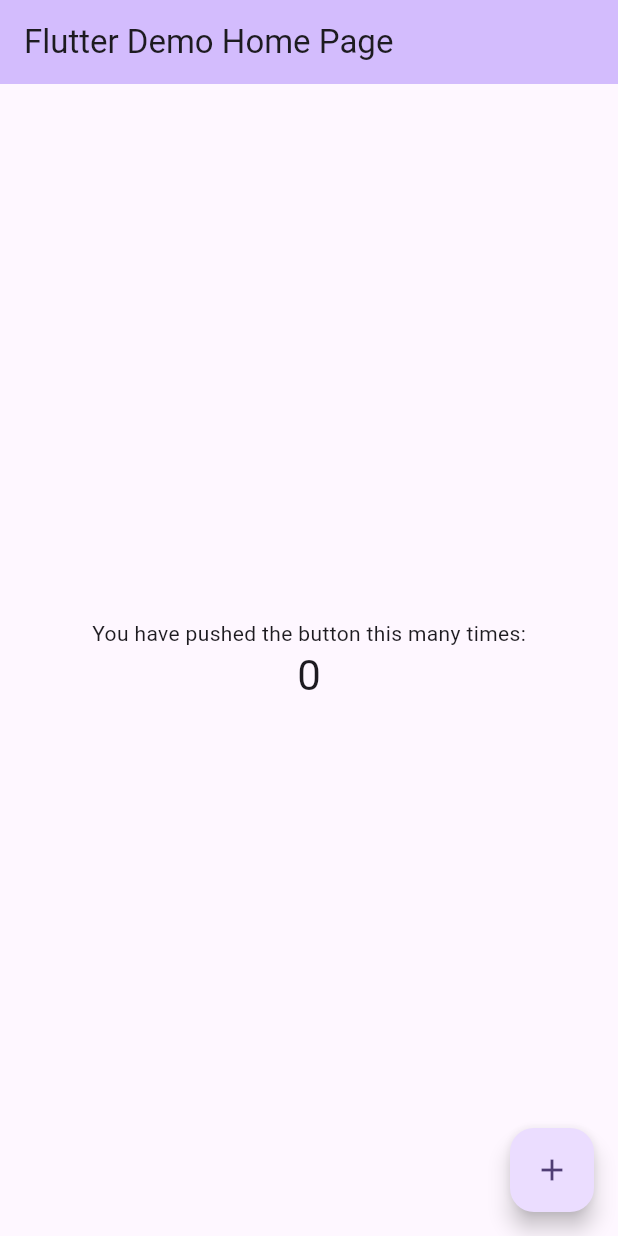
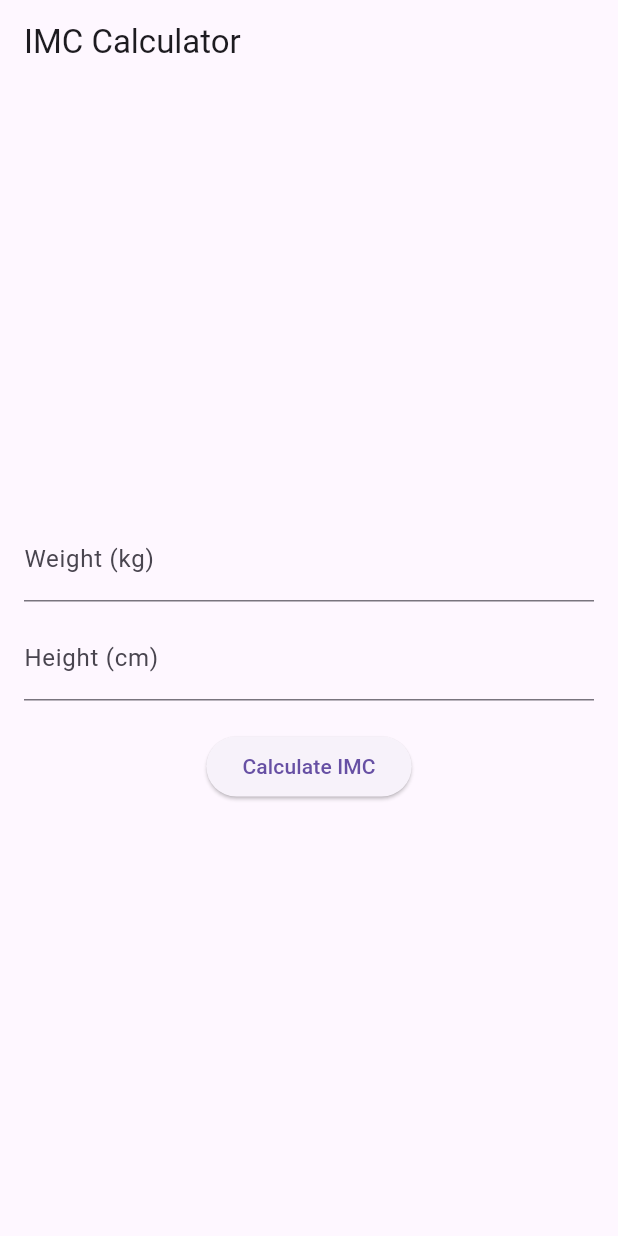
Before and after one commit to herverson/imc_dio, a Flutter app: the screen it shows after launch, on a phone screen of 412 x 824 dp. Run offline on Flutter 3.47's test engine with Material 3 defaults, Android fonts, the phone set to English and light mode, and no system bars; our stand-ins replace sqflite, sqflite_common_ffi; accounts and stored records are empty.

Commit message:
create imc

```diff
--- a/lib/main.dart
+++ b/lib/main.dart
@@ -1,125 +1,139 @@
 import 'package:flutter/material.dart';
+import 'package:sqflite/sqflite.dart';
+import 'package:path/path.dart';
+import 'package:sqflite_common_ffi/sqflite_ffi.dart';
 
-void main() {
-  runApp(const MyApp());
+void main() async {
+  // Adicione essa linha para inicializar a databaseFactory
+  // databaseFactory = databaseFactoryFfi;
+  sqfliteFfiInit();
+  runApp(MyApp());
 }
 
 class MyApp extends StatelessWidget {
-  const MyApp({super.key});
-
-  // This widget is the root of your application.
   @override
   Widget build(BuildContext context) {
     return MaterialApp(
-      title: 'Flutter Demo',
+      title: 'IMC Calculator',
       theme: ThemeData(
-        // This is the theme of your application.
-        //
-        // TRY THIS: Try running your application with "flutter run". You'll see
-        // the application has a purple toolbar. Then, without quitting the app,
-        // try changing the seedColor in the colorScheme below to Colors.green
-        // and then invoke "hot reload" (save your changes or press the "hot
-        // reload" button in a Flutter-supported IDE, or press "r" if you used
-        // the command line to start the app).
-        //
-        // Notice that the counter didn't reset back to zero; the application
-        // state is not lost during the reload. To reset the state, use hot
-        // restart instead.
-        //
-        // This works for code too, not just values: Most code changes can be
-        // tested with just a hot reload.
-        colorScheme: ColorScheme.fromSeed(seedColor: Colors.deepPurple),
-        useMaterial3: true,
+        primarySwatch: Colors.blue,
       ),
-      home: const MyHomePage(title: 'Flutter Demo Home Page'),
+      home: HomePage(),
     );
   }
 }
 
-class MyHomePage extends StatefulWidget {
-  const MyHomePage({super.key, required this.title});
-
-  // This widget is the home page of your application. It is stateful, meaning
-  // that it has a State object (defined below) that contains fields that affect
-  // how it looks.
-
-  // This class is the configuration for the state. It holds the values (in this
-  // case the title) provided by the parent (in this case the App widget) and
-  // used by the build method of the State. Fields in a Widget subclass are
-  // always marked "final".
-
-  final String title;
-
+class HomePage extends StatefulWidget {
   @override
-  State<MyHomePage> createState() => _MyHomePageState();
+  _HomePageState createState() => _HomePageState();
 }
 
-class _MyHomePageState extends State<MyHomePage> {
-  int _counter = 0;
-
-  void _incrementCounter() {
-    setState(() {
-      // This call to setState tells the Flutter framework that something has
-      // changed in this State, which causes it to rerun the build method below
-      // so that the display can reflect the updated values. If we changed
-      // _counter without calling setState(), then the build method would not be
-      // called again, and so nothing would appear to happen.
-      _counter++;
-    });
-  }
+class _HomePageState extends State<HomePage> {
+  TextEditingController weightController = TextEditingController();
+  TextEditingController heightController = TextEditingController();
 
   @override
   Widget build(BuildContext context) {
-    // This method is rerun every time setState is called, for instance as done
-    // by the _incrementCounter method above.
-    //
-    // The Flutter framework has been optimized to make rerunning build methods
-    // fast, so that you can just rebuild anything that needs updating rather
-    // than having to individually change instances of widgets.
     return Scaffold(
       appBar: AppBar(
-        // TRY THIS: Try changing the color here to a specific color (to
-        // Colors.amber, perhaps?) and trigger a hot reload to see the AppBar
-        // change color while the other colors stay the same.
-        backgroundColor: Theme.of(context).colorScheme.inversePrimary,
-        // Here we take the value from the MyHomePage object that was created by
-        // the App.build method, and use it to set our appbar title.
-        title: Text(widget.title),
+        title: Text('IMC Calculator'),
       ),
-      body: Center(
-        // Center is a layout widget. It takes a single child and positions it
-        // in the middle of the parent.
+      body: Padding(
+        padding: const EdgeInsets.all(16.0),
         child: Column(
-          // Column is also a layout widget. It takes a list of children and
-          // arranges them vertically. By default, it sizes itself to fit its
-          // children horizontally, and tries to be as tall as its parent.
-          //
-          // Column has various properties to control how it sizes itself and
-          // how it positions its children. Here we use mainAxisAlignment to
-          // center the children vertically; the main axis here is the vertical
-          // axis because Columns are vertical (the cross axis would be
-          // horizontal).
-          //
-          // TRY THIS: Invoke "debug painting" (choose the "Toggle Debug Paint"
-          // action in the IDE, or press "p" in the console), to see the
-          // wireframe for each widget.
           mainAxisAlignment: MainAxisAlignment.center,
-          children: <Widget>[
-            const Text(
-              'You have pushed the button this many times:',
+          children: [
+            TextField(
+              controller: weightController,
+              keyboardType: TextInputType.number,
+              decoration: InputDecoration(labelText: 'Weight (kg)'),
             ),
-            Text(
-              '$_counter',
-              style: Theme.of(context).textTheme.headlineMedium,
+            SizedBox(height: 10),
+            TextField(
+              controller: heightController,
+              keyboardType: TextInputType.number,
+              decoration: InputDecoration(labelText: 'Height (cm)'),
+            ),
+            SizedBox(height: 20),
+            ElevatedButton(
+              onPressed: () {
+                calculateIMC(context); // Adicionando o contexto como parâmetro
+              },
+              child: Text('Calculate IMC'),
             ),
           ],
         ),
       ),
-      floatingActionButton: FloatingActionButton(
-        onPressed: _incrementCounter,
-        tooltip: 'Increment',
-        child: const Icon(Icons.add),
-      ), // This trailing comma makes auto-formatting nicer for build methods.
+    );
+  }
+
+  void calculateIMC(BuildContext context) {
+    double weight = double.parse(weightController.text);
+    double height =
+        double.parse(heightController.text) / 100; // Convert to meters
+    double imc = weight / (height * height);
+
+    saveToDatabase(context, imc); // Adicionando o contexto como parâmetro
+  }
+
+  // ...
+
+  // Ajuste na função saveToDatabase para aceitar o contexto
+  void saveToDatabase(BuildContext context, double imc) async {
+    Database database = await openDatabase(
+      join(await getDatabasesPath(), 'imc_database.db'),
+      onCreate: (db, version) {
+        return db.execute(
+          'CREATE TABLE imc_data(id INTEGER PRIMARY KEY, imc REAL)',
+        );
+      },
+      version: 1,
+    );
+
+    await database.insert('imc_data', {'imc': imc});
+
+    Navigator.push(
+      context,
+      MaterialPageRoute(builder: (context) => HistoryPage()),
     );
   }
 }
+
+class HistoryPage extends StatelessWidget {
+  @override
+  Widget build(BuildContext context) {
+    return Scaffold(
+      appBar: AppBar(
+        title: Text('IMC History'),
+      ),
+      body: FutureBuilder<List<Map<String, dynamic>>>(
+        future: getHistory(),
+        builder: (context, snapshot) {
+          if (!snapshot.hasData || snapshot.data!.isEmpty) {
+            return Center(
+              child: Text('No IMC data available'),
+            );
+          }
+
+          return ListView.builder(
+            itemCount: snapshot.data!.length,
+            itemBuilder: (context, index) {
+              return ListTile(
+                title: Text('IMC: ${snapshot.data![index]['imc']}'),
+              );
+            },
+          );
+        },
+      ),
+    );
+  }
+
+  Future<List<Map<String, dynamic>>> getHistory() async {
+    Database database = await openDatabase(
+      join(await getDatabasesPath(), 'imc_database.db'),
+      version: 1,
+    );
+
+    return await database.query('imc_data');
+  }
+}
--- a/pubspec.yaml
+++ b/pubspec.yaml
@@ -30,11 +30,12 @@ environment:
 dependencies:
   flutter:
     sdk: flutter
-
-
+  sqflite: ^2.3.0
+  path: ^1.8.3
   # The following adds the Cupertino Icons font to your application.
   # Use with the CupertinoIcons class for iOS style icons.
   cupertino_icons: ^1.0.2
+  sqflite_common_ffi: ^2.3.0+4
 
 dev_dependencies:
   flutter_test:
```
Also changed, not shown: pubspec.lock, 1 other file.
